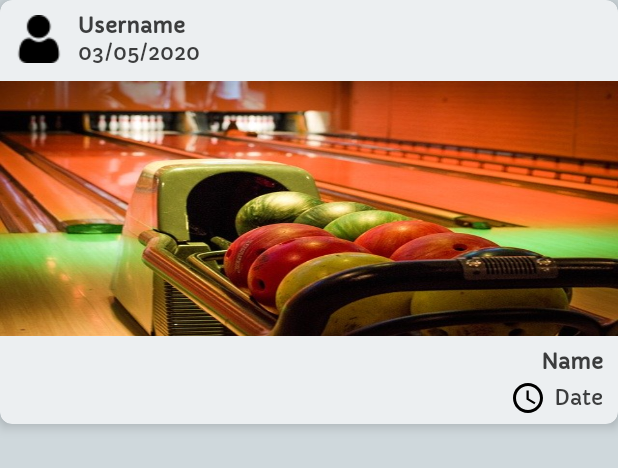
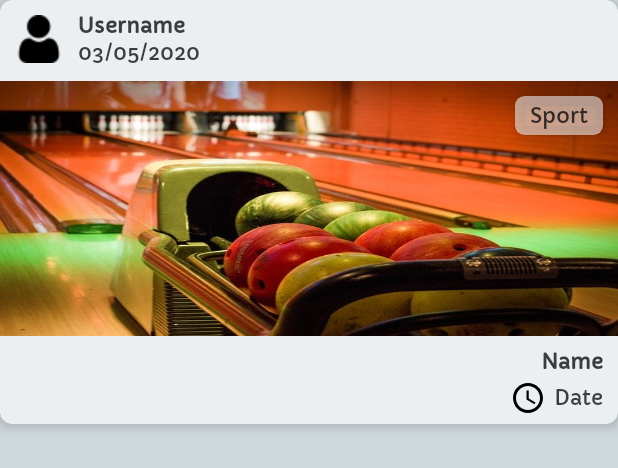
Before and after one commit to barfou/SocialNetwork, an Android app: the layout holder_filter_meeting.xml on its own in the app's theme, with its tools: preview values and no code run, on a phone screen of 412 x 824 dp. Shown: the top 468 px of the screen. Run offline under Robolectric (Android 15) with nearby library versions, the phone set to English and light mode, and no system bars.

Commit message:
update holder filter meeting

```diff
--- a/app/src/main/java/fr/barfou/socialnetwork/ui/widget/viewholder/FilterMeetingViewHolder.kt
+++ b/app/src/main/java/fr/barfou/socialnetwork/ui/widget/viewholder/FilterMeetingViewHolder.kt
@@ -21,6 +21,7 @@ class FilterMeetingViewHolder private constructor(itemView: View) : RecyclerView
             tv_date_post.text = "date_poste_test"
             tv_name.text = model.name
             tv_date.text = model.dateEvent
+            tv_type_filter.text = model.type
 
             when (model.type) {
                 "Karaoké" -> image_view_filter.setImageResource(R.drawable.karaoke)
--- a/app/src/main/res/layout/holder_filter_meeting.xml
+++ b/app/src/main/res/layout/holder_filter_meeting.xml
@@ -67,6 +67,33 @@
             app:layout_constraintTop_toBottomOf="@id/tv_date_post"
             tools:src="@drawable/bowling" />
 
+        <com.google.android.material.card.MaterialCardView
+            card_view:cardBackgroundColor="@color/color_transparent_surface"
+            android:layout_marginTop="10dp"
+            android:layout_marginEnd="10dp"
+            android:layout_width="wrap_content"
+            android:layout_height="26dp"
+            card_view:layout_constraintEnd_toEndOf="parent"
+            card_view:layout_constraintTop_toTopOf="@id/image_view_filter"
+            card_view:cardCornerRadius="6dp"
+            card_view:cardElevation="4dp">
+
+            <androidx.appcompat.widget.AppCompatTextView
+                android:translationZ="2dp"
+                android:id="@+id/tv_type_filter"
+                style="@style/OnSurface"
+                android:gravity="center"
+                android:layout_width="wrap_content"
+                android:layout_height="match_parent"
+                android:paddingHorizontal="10dp"
+                card_view:layout_constraintEnd_toEndOf="parent"
+                card_view:layout_constraintBottom_toBottomOf="parent"
+                card_view:layout_constraintStart_toStartOf="parent"
+                card_view:layout_constraintTop_toTopOf="parent"
+                tools:text="@string/sport"/>
+
+        </com.google.android.material.card.MaterialCardView>
+
         <androidx.appcompat.widget.AppCompatTextView
             android:id="@+id/tv_name"
             style="@style/OnSurface"
```
